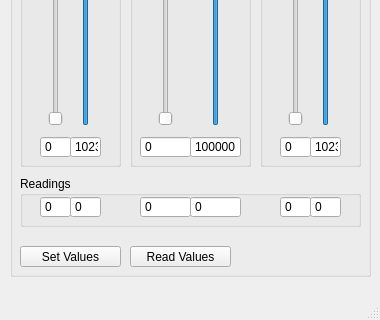
Old version of the form pedalinterface.ui in the repository BusteanHAN/Pedal-Interface; both pictures show x 0 to 380 and y 224 to 544 of the 380 by 544 pixel window.
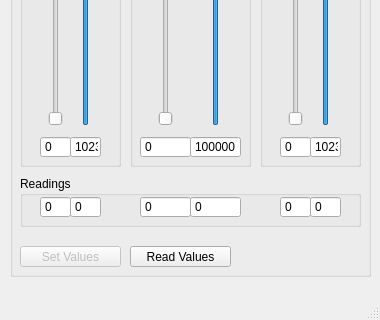
New version of the form.

The edit to the form file:
```diff
--- a/pedalinterface.ui
+++ b/pedalinterface.ui
@@ -540,6 +540,9 @@
      </widget>
     </widget>
     <widget class="QPushButton" name="SetValuesButton">
+     <property name="enabled">
+      <bool>false</bool>
+     </property>
      <property name="geometry">
       <rect>
        <x>10</x>
```
Left out of the diff: 19 changed lines with no effect on the pictures.
